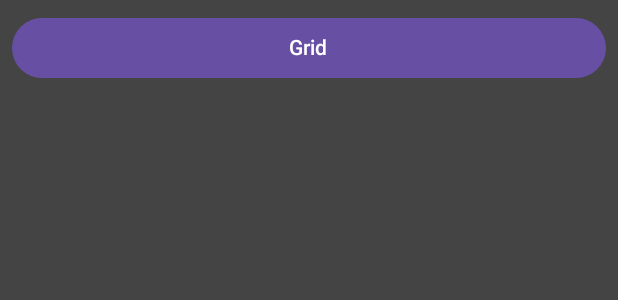
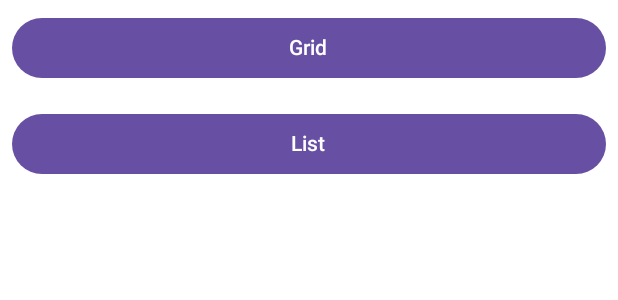
Before and after one commit to lynchm3/AndroidBaseApp2025, an Android app built with Jetpack Compose: the @Preview function SimpleComposablePreview, on a phone screen of 412 x 824 dp. Shown: the top 300 px of the screen. Run offline under Robolectric (Android 15) with nearby library versions, the phone set to English and light mode, and no system bars.

Commit message:
Adds list button to main screen

```diff
--- a/app/src/main/java/com/marklynch/steamdeck/ui/activity/main/MainComposables.kt
+++ b/app/src/main/java/com/marklynch/steamdeck/ui/activity/main/MainComposables.kt
@@ -8,6 +8,7 @@ import androidx.compose.foundation.layout.PaddingValues
 import androidx.compose.foundation.layout.fillMaxSize
 import androidx.compose.foundation.layout.fillMaxWidth
 import androidx.compose.foundation.layout.padding
+import androidx.compose.foundation.lazy.LazyColumn
 import androidx.compose.material3.Button
 import androidx.compose.material3.Text
 import androidx.compose.runtime.Composable
@@ -55,24 +56,47 @@ fun HomeScreen(
         }
     }
 
-    Box(
-        modifier = Modifier.fillMaxSize().background(Color.DarkGray)
-    ) {
+    LazyColumn {
+        item {
             Button(
                 onClick = {
-                mainViewModel?.insert(StreamDeckButton(0,
+                    mainViewModel?.insert(
+                        StreamDeckButton(
+                            0,
                             iconImage = mutableIntStateOf(icons.random()),
                             buttonType = mutableStateOf<ButtonType>(ButtonType.FIREWORKS),
                             selectedImageUri = mutableStateOf<Uri?>(null),
                             color = mutableStateOf<Color>(colors.random()),
                             text = mutableStateOf<String>(texts.random())
-                ))
+                        )
+                    )
                 }, modifier = Modifier.fillMaxWidth()
-                .align(Alignment.TopCenter)
                     .padding(8.dp),
                 contentPadding = PaddingValues(8.dp)
             ) {
                 Text(text = "Grid")
+            }
+        }
+
+        item {
+            Button(
+                onClick = {
+                    mainViewModel?.insert(
+                        StreamDeckButton(
+                            0,
+                            iconImage = mutableIntStateOf(icons.random()),
+                            buttonType = mutableStateOf<ButtonType>(ButtonType.FIREWORKS),
+                            selectedImageUri = mutableStateOf<Uri?>(null),
+                            color = mutableStateOf<Color>(colors.random()),
+                            text = mutableStateOf<String>(texts.random())
+                        )
+                    )
+                }, modifier = Modifier.fillMaxWidth()
+                    .padding(8.dp),
+                contentPadding = PaddingValues(8.dp)
+            ) {
+                Text(text = "List")
+            }
         }
     }
 }
```
Lines whose indentation alone changed are shown as unchanged.
